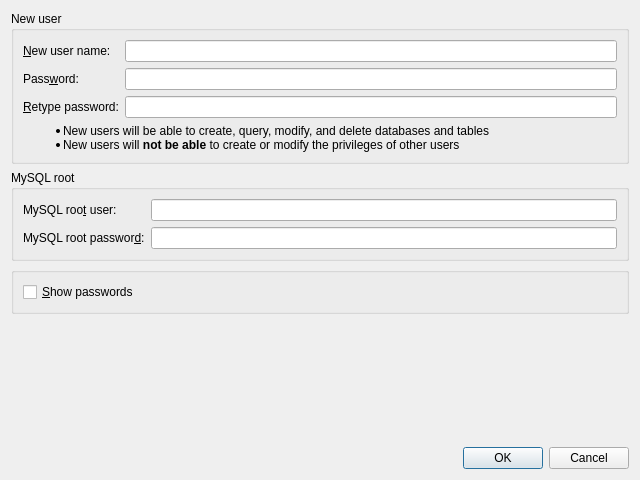
Qt form coquery/gui/ui/createUser.ui (gkunter/coquery) before a commit.
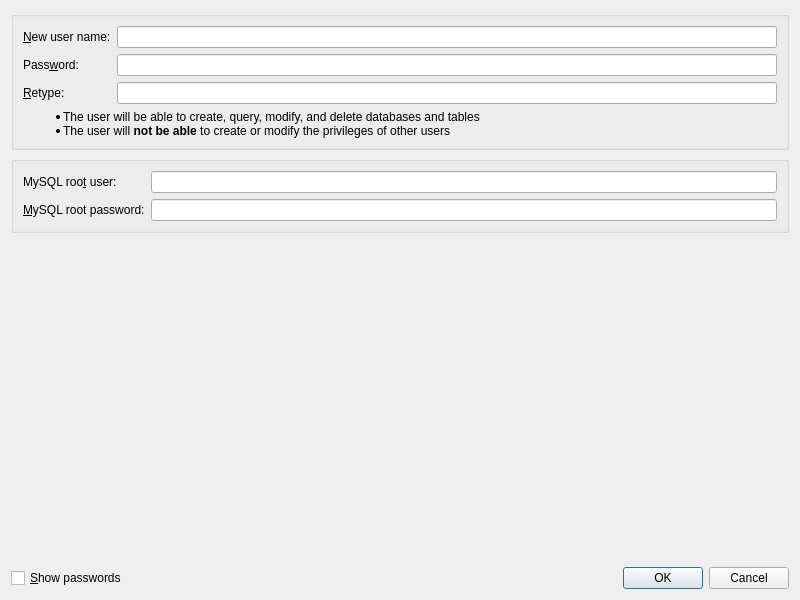
The same form after that commit.

Commit message: Update interfaces for connections and users

What changed in the file:
```diff
--- a/coquery/gui/ui/createUser.ui
+++ b/coquery/gui/ui/createUser.ui
@@ -6,38 +6,43 @@
    <rect>
     <x>0</x>
     <y>0</y>
-    <width>640</width>
-    <height>480</height>
+    <width>800</width>
+    <height>600</height>
    </rect>
   </property>
   <property name="windowTitle">
    <string>Create a new MySQL user – Coquery</string>
   </property>
-  <layout class="QVBoxLayout" name="verticalLayout_3" stretch="0,0,0,0,1">
-   <property name="sizeConstraint">
-    <enum>QLayout::SetMinimumSize</enum>
+  <layout class="QVBoxLayout" name="verticalLayout" stretch="0,0,1,0">
+   <property name="spacing">
+    <number>6</number>
    </property>
    <item>
     <widget class="QGroupBox" name="groupBox_2">
      <property name="title">
-      <string>New user</string>
+      <string/>
      </property>
-     <layout class="QVBoxLayout" name="verticalLayout_2">
-      <item>
-       <layout class="QGridLayout" name="gridLayout_2">
-        <item row="2" column="1">
-         <widget class="QLineEdit" name="new_password_check">
+     <layout class="QGridLayout" name="gridLayout_2" rowstretch="0,0,0,1">
+      <item row="0" column="0">
+       <widget class="QLabel" name="label_5">
+        <property name="text">
+         <string>&amp;New user name:</string>
+        </property>
+        <property name="buddy">
+         <cstring>new_name</cstring>
+        </property>
+       </widget>
+      </item>
+      <item row="0" column="1">
+       <widget class="QLineEdit" name="new_name">
           <property name="sizePolicy">
            <sizepolicy hsizetype="MinimumExpanding" vsizetype="Fixed">
             <horstretch>0</horstretch>
             <verstretch>0</verstretch>
            </sizepolicy>
           </property>
-          <property name="text">
-           <string/>
-          </property>
-          <property name="echoMode">
-           <enum>QLineEdit::PasswordEchoOnEdit</enum>
+        <property name="clearButtonEnabled">
+         <bool>true</bool>
           </property>
          </widget>
         </item>
@@ -51,61 +56,58 @@
           </property>
          </widget>
         </item>
+      <item row="1" column="1">
+       <widget class="QLineEdit" name="new_password">
+        <property name="sizePolicy">
+         <sizepolicy hsizetype="MinimumExpanding" vsizetype="Fixed">
+          <horstretch>0</horstretch>
+          <verstretch>0</verstretch>
+         </sizepolicy>
+        </property>
+        <property name="echoMode">
+         <enum>QLineEdit::PasswordEchoOnEdit</enum>
+        </property>
+        <property name="clearButtonEnabled">
+         <bool>true</bool>
+        </property>
+       </widget>
+      </item>
         <item row="2" column="0">
          <widget class="QLabel" name="label_6">
           <property name="text">
-           <string>&amp;Retype password:</string>
+         <string>&amp;Retype:</string>
           </property>
           <property name="buddy">
            <cstring>new_password_check</cstring>
           </property>
          </widget>
         </item>
-        <item row="0" column="0">
-         <widget class="QLabel" name="label_5">
-          <property name="text">
-           <string>&amp;New user name:</string>
-          </property>
-          <property name="buddy">
-           <cstring>new_name</cstring>
-          </property>
-         </widget>
-        </item>
-        <item row="0" column="1">
-         <widget class="QLineEdit" name="new_name">
+      <item row="2" column="1">
+       <widget class="QLineEdit" name="new_password_check">
           <property name="sizePolicy">
            <sizepolicy hsizetype="MinimumExpanding" vsizetype="Fixed">
             <horstretch>0</horstretch>
             <verstretch>0</verstretch>
            </sizepolicy>
-          </property>
-          <property name="text">
-           <string/>
-          </property>
-         </widget>
-        </item>
-        <item row="1" column="1">
-         <widget class="QLineEdit" name="new_password">
-          <property name="sizePolicy">
-           <sizepolicy hsizetype="MinimumExpanding" vsizetype="Fixed">
-            <horstretch>0</horstretch>
-            <verstretch>0</verstretch>
-           </sizepolicy>
-          </property>
-          <property name="text">
-           <string/>
           </property>
           <property name="echoMode">
            <enum>QLineEdit::PasswordEchoOnEdit</enum>
           </property>
-         </widget>
-        </item>
-       </layout>
-      </item>
-      <item>
+        <property name="clearButtonEnabled">
+         <bool>true</bool>
+        </property>
+       </widget>
+      </item>
+      <item row="3" column="0" colspan="2">
        <widget class="QLabel" name="label_7">
+        <property name="sizePolicy">
+         <sizepolicy hsizetype="Preferred" vsizetype="Minimum">
+          <horstretch>0</horstretch>
+          <verstretch>0</verstretch>
+         </sizepolicy>
+        </property>
         <property name="text">
-         <string>&lt;html&gt;&lt;head/&gt;&lt;body&gt;&lt;ul style=&quot;margin-top: 0px; margin-bottom: 0px; margin-left: 0px; margin-right: 0px; -qt-list-indent: 1;&quot;&gt;&lt;li style=&quot; margin-top:12px; margin-bottom:0px; margin-left:0px; margin-right:0px; -qt-block-indent:0; text-indent:0px;&quot;&gt;New users will be able to create, query, modify, and delete databases and tables&lt;/li&gt;&lt;li style=&quot; margin-top:0px; margin-bottom:12px; margin-left:0px; margin-right:0px; -qt-block-indent:0; text-indent:0px;&quot;&gt;New users will &lt;span style=&quot; font-weight:600;&quot;&gt;not be able&lt;/span&gt; to create or modify the privileges of other users &lt;/li&gt;&lt;/ul&gt;&lt;/body&gt;&lt;/html&gt;</string>
+         <string>&lt;html&gt;&lt;head/&gt;&lt;body&gt;&lt;ul style=&quot;margin-top: 0px; margin-bottom: 0px; margin-left: 0px; margin-right: 0px; -qt-list-indent: 1;&quot;&gt;&lt;li style=&quot; margin-top:12px; margin-bottom:0px; margin-left:0px; margin-right:0px; -qt-block-indent:0; text-indent:0px;&quot;&gt;The user will be able to create, query, modify, and delete databases and tables&lt;/li&gt;&lt;li style=&quot; margin-top:0px; margin-bottom:12px; margin-left:0px; margin-right:0px; -qt-block-indent:0; text-indent:0px;&quot;&gt;The user will &lt;span style=&quot; font-weight:600;&quot;&gt;not be able&lt;/span&gt; to create or modify the privileges of other users &lt;/li&gt;&lt;/ul&gt;&lt;/body&gt;&lt;/html&gt;</string>
         </property>
         <property name="wordWrap">
          <bool>true</bool>
@@ -118,7 +120,7 @@
    <item>
     <widget class="QGroupBox" name="groupBox_3">
      <property name="title">
-      <string>MySQL root</string>
+      <string/>
      </property>
      <layout class="QGridLayout" name="gridLayout">
       <item row="0" column="0">
@@ -139,15 +141,15 @@
           <verstretch>0</verstretch>
          </sizepolicy>
         </property>
-        <property name="text">
-         <string/>
+        <property name="clearButtonEnabled">
+         <bool>true</bool>
         </property>
        </widget>
       </item>
       <item row="1" column="0">
        <widget class="QLabel" name="label_2">
         <property name="text">
-         <string>MySQL root passwor&amp;d:</string>
+         <string>&amp;MySQL root password:</string>
         </property>
         <property name="buddy">
          <cstring>root_password</cstring>
@@ -162,24 +164,11 @@
           <verstretch>0</verstretch>
          </sizepolicy>
         </property>
-        <property name="text">
-         <string/>
-        </property>
         <property name="echoMode">
          <enum>QLineEdit::PasswordEchoOnEdit</enum>
         </property>
-       </widget>
-      </item>
-     </layout>
-    </widget>
-   </item>
-   <item>
-    <widget class="QGroupBox" name="groupBox">
-     <layout class="QVBoxLayout" name="verticalLayout">
-      <item>
-       <widget class="QCheckBox" name="check_show_passwords">
-        <property name="text">
-         <string>&amp;Show passwords</string>
+        <property name="clearButtonEnabled">
+         <bool>true</bool>
         </property>
        </widget>
       </item>
@@ -200,6 +189,15 @@
     </spacer>
    </item>
    <item>
+    <layout class="QHBoxLayout" name="horizontalLayout" stretch="1,0">
+     <item>
+      <widget class="QCheckBox" name="check_show_passwords">
+       <property name="text">
+        <string>&amp;Show passwords</string>
+       </property>
+      </widget>
+     </item>
+     <item>
     <widget class="QDialogButtonBox" name="buttonBox">
      <property name="orientation">
       <enum>Qt::Horizontal</enum>
@@ -210,6 +208,8 @@
     </widget>
    </item>
   </layout>
+   </item>
+  </layout>
  </widget>
  <tabstops>
   <tabstop>root_name</tabstop>
```
Left out of the diff: 5 changed lines with no effect on the pictures. Lines whose indentation alone changed are shown as unchanged. The commit also changes 5 other files.
